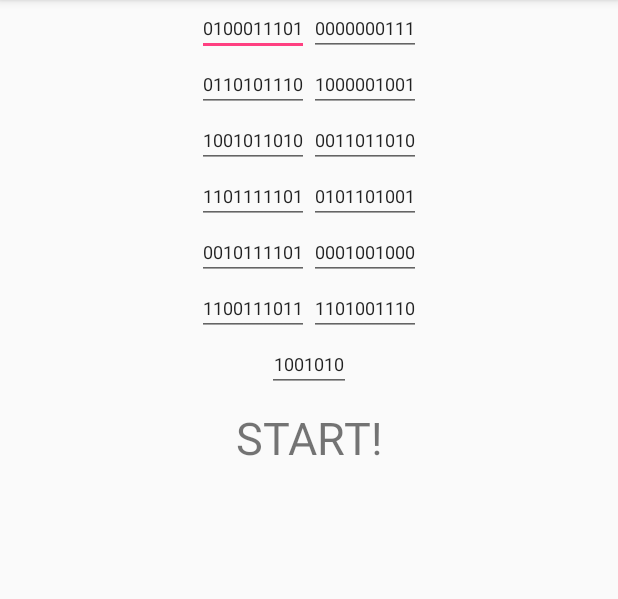
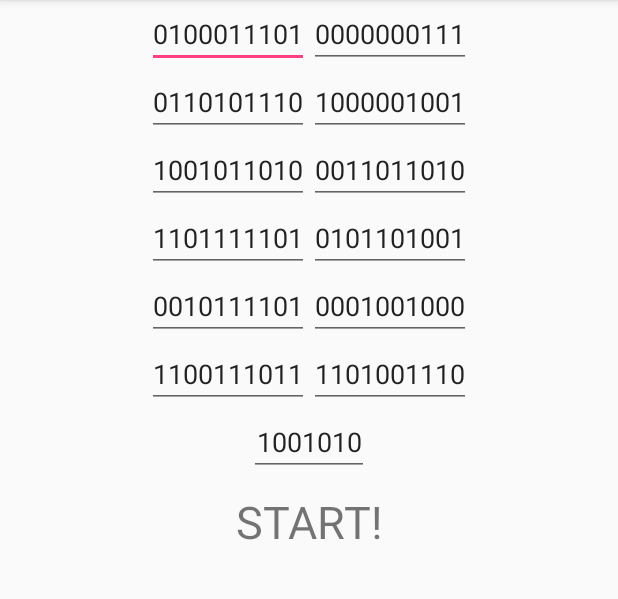
Before and after one commit to r3399r/PokemonG7RNG_Android, an Android app: the FindSeedActivity screen opened directly, with no data from a screen before it, on a phone screen of 412 x 824 dp, the part 84-683 px from its top. Run offline under Robolectric (Android 15) with nearby library versions, the phone set to English and light mode, and no system bars.

Commit message:
modify ui

```diff
--- a/app/src/main/res/layout/activity_egg_rng.xml
+++ b/app/src/main/res/layout/activity_egg_rng.xml
@@ -12,7 +12,6 @@
         android:layout_width="wrap_content"
         android:layout_height="wrap_content"
         android:layout_weight="1"
-        android:ems="10"
         android:hint="@string/status0"
         android:importantForAutofill="no"
         android:inputType="text" />
@@ -22,7 +21,6 @@
         android:layout_width="wrap_content"
         android:layout_height="wrap_content"
         android:layout_weight="1"
-        android:ems="10"
         android:hint="@string/status1"
         android:importantForAutofill="no"
         android:inputType="text" />
@@ -32,7 +30,6 @@
         android:layout_width="wrap_content"
         android:layout_height="wrap_content"
         android:layout_weight="1"
-        android:ems="10"
         android:hint="@string/status2"
         android:importantForAutofill="no"
         android:inputType="text" />
@@ -42,7 +39,6 @@
         android:layout_width="wrap_content"
         android:layout_height="wrap_content"
         android:layout_weight="1"
-        android:ems="10"
         android:hint="@string/status3"
         android:importantForAutofill="no"
         android:inputType="text" />
@@ -51,7 +47,5 @@
         android:id="@+id/RNG_result"
         android:layout_width="match_parent"
         android:layout_height="wrap_content"
-        android:layout_weight="1"
-        android:ems="10"
-        android:textSize="18sp" />
+        android:layout_weight="1" />
 </LinearLayout>
--- a/app/src/main/res/layout/activity_find_seed.xml
+++ b/app/src/main/res/layout/activity_find_seed.xml
@@ -22,8 +22,7 @@
             android:hint="@string/magikarp_series1"
             android:importantForAutofill="no"
             android:inputType="number"
-            android:maxLength="10"
-            android:textSize="12sp" />
+            android:maxLength="10" />
 
         <EditText
             android:id="@+id/magikarp_series_11to20"
@@ -35,8 +34,7 @@
             android:hint="@string/magikarp_series2"
             android:importantForAutofill="no"
             android:inputType="number"
-            android:maxLength="10"
-            android:textSize="12sp" />
+            android:maxLength="10" />
     </LinearLayout>
 
     <LinearLayout
@@ -55,8 +53,7 @@
             android:hint="@string/magikarp_series3"
             android:importantForAutofill="no"
             android:inputType="number"
-            android:maxLength="10"
-            android:textSize="12sp" />
+            android:maxLength="10" />
 
         <EditText
             android:id="@+id/magikarp_series_31to40"
@@ -68,8 +65,7 @@
             android:hint="@string/magikarp_series4"
             android:importantForAutofill="no"
             android:inputType="number"
-            android:maxLength="10"
-            android:textSize="12sp" />
+            android:maxLength="10" />
     </LinearLayout>
 
     <LinearLayout
@@ -88,8 +84,7 @@
             android:hint="@string/magikarp_series5"
             android:importantForAutofill="no"
             android:inputType="number"
-            android:maxLength="10"
-            android:textSize="12sp" />
+            android:maxLength="10" />
 
         <EditText
             android:id="@+id/magikarp_series_51to60"
@@ -101,8 +96,7 @@
             android:hint="@string/magikarp_series6"
             android:importantForAutofill="no"
             android:inputType="number"
-            android:maxLength="10"
-            android:textSize="12sp" />
+            android:maxLength="10" />
     </LinearLayout>
 
     <LinearLayout
@@ -121,8 +115,7 @@
             android:hint="@string/magikarp_series7"
             android:importantForAutofill="no"
             android:inputType="number"
-            android:maxLength="10"
-            android:textSize="12sp" />
+            android:maxLength="10" />
 
         <EditText
             android:id="@+id/magikarp_series_71to80"
@@ -134,8 +127,7 @@
             android:hint="@string/magikarp_series8"
             android:importantForAutofill="no"
             android:inputType="number"
-            android:maxLength="10"
-            android:textSize="12sp" />
+            android:maxLength="10" />
     </LinearLayout>
 
     <LinearLayout
@@ -154,8 +146,7 @@
             android:hint="@string/magikarp_series9"
             android:importantForAutofill="no"
             android:inputType="number"
-            android:maxLength="10"
-            android:textSize="12sp" />
+            android:maxLength="10" />
 
         <EditText
             android:id="@+id/magikarp_series_91to100"
@@ -167,8 +158,7 @@
             android:hint="@string/magikarp_series10"
             android:importantForAutofill="no"
             android:inputType="number"
-            android:maxLength="10"
-            android:textSize="12sp" />
+            android:maxLength="10" />
     </LinearLayout>
 
     <LinearLayout
@@ -187,8 +177,7 @@
             android:hint="@string/magikarp_series11"
             android:importantForAutofill="no"
             android:inputType="number"
-            android:maxLength="10"
-            android:textSize="12sp" />
+            android:maxLength="10" />
 
         <EditText
             android:id="@+id/magikarp_series_111to120"
@@ -200,8 +189,7 @@
             android:hint="@string/magikarp_series12"
             android:importantForAutofill="no"
             android:inputType="number"
-            android:maxLength="10"
-            android:textSize="12sp" />
+            android:maxLength="10" />
     </LinearLayout>
 
     <EditText
@@ -214,8 +202,7 @@
         android:hint="@string/magikarp_series13"
         android:importantForAutofill="no"
         android:inputType="number"
-        android:maxLength="7"
-        android:textSize="12sp" />
+        android:maxLength="7" />
 
     <TextView
         android:id="@+id/btn_start_find_seed"
@@ -233,7 +220,6 @@
         android:layout_height="wrap_content"
         android:layout_gravity="center"
         android:layout_marginTop="10dp"
-        android:gravity="center"
-        android:textSize="18sp" />
+        android:gravity="center" />
 
 </LinearLayout>
```
